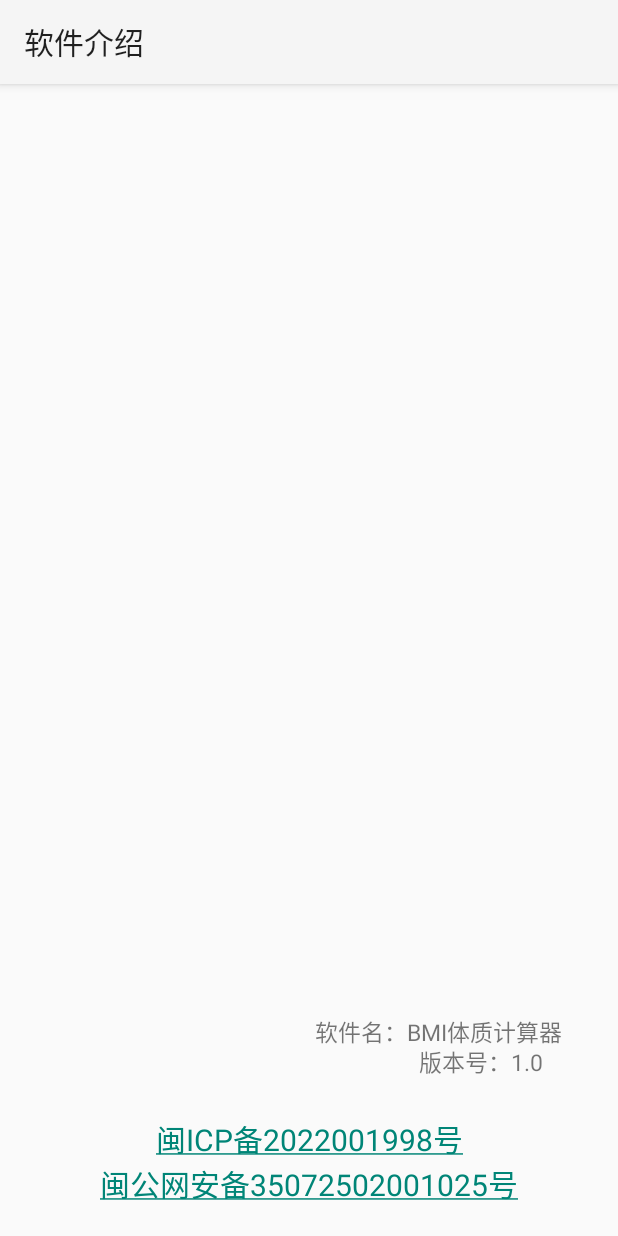
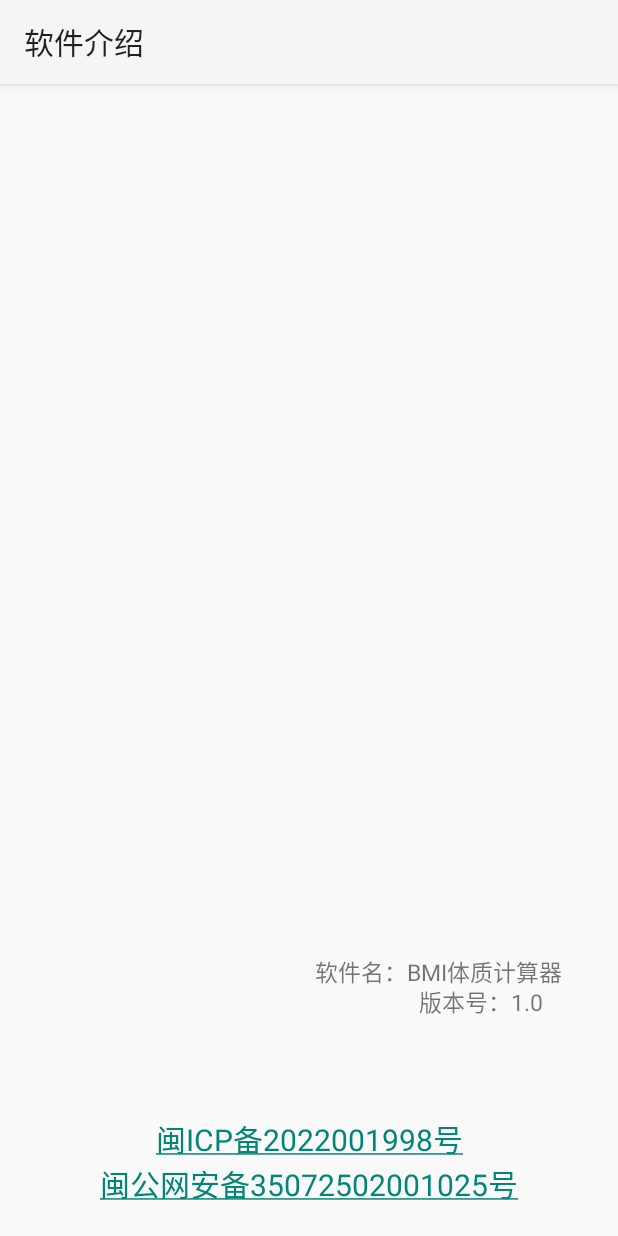
Before and after one commit to Hz46100/BmiCalculator, an Android app: the introduce screen opened directly, with no data from a screen before it, on a phone screen of 412 x 824 dp. Run offline under Robolectric (Android 15) with nearby library versions, the phone set to English and light mode, and no system bars.

Commit message:
更新一点点

```diff
--- a/app/src/main/java/com/example/jinjin/bmicalculator/introduce.java
+++ b/app/src/main/java/com/example/jinjin/bmicalculator/introduce.java
@@ -20,10 +20,7 @@ public class introduce extends AppCompatActivity {
         tv1 = (TextView) findViewById(R.id.tv1);
         ActionBar supportActionBar = getSupportActionBar();
         supportActionBar.setTitle("软件介绍");
-        tv1.setText(Html.fromHtml("<a href='http://beian.miit.gov.cn/'>闽ICP备2022001998号</a><br/><a href='http://www.beian.gov.cn/portal/registerSystemInfo?recordcode=35072502001025'>闽公网安备35072502001025号</a>"));
+        tv1.setText(Html.fromHtml("<a href=\"http://beian.miit.gov.cn/\">闽ICP备2022001998号</a><br/><a href=\"http://www.beian.gov.cn/portal/registerSystemInfo?recordcode=35072502001025\">闽公网安备35072502001025号</a>"));
         tv1.setMovementMethod(LinkMovementMethod.getInstance());
     }
-
-
-
 }
--- a/app/src/main/res/layout/activity_introduce.xml
+++ b/app/src/main/res/layout/activity_introduce.xml
@@ -17,7 +17,7 @@
             android:layout_width="wrap_content"
             android:layout_height="wrap_content"
             android:layout_marginLeft="190dp"
-            android:layout_marginTop="600dp"
+            android:layout_marginTop="560dp"
             android:text="软件名：BMI体质计算器"
             android:textSize="15sp" />
 
@@ -25,7 +25,7 @@
             android:layout_width="wrap_content"
             android:layout_height="wrap_content"
             android:layout_marginLeft="259dp"
-            android:layout_marginTop="620dp"
+            android:layout_marginTop="580dp"
             android:text="版本号：1.0"
             android:textSize="15sp" />
 
```
